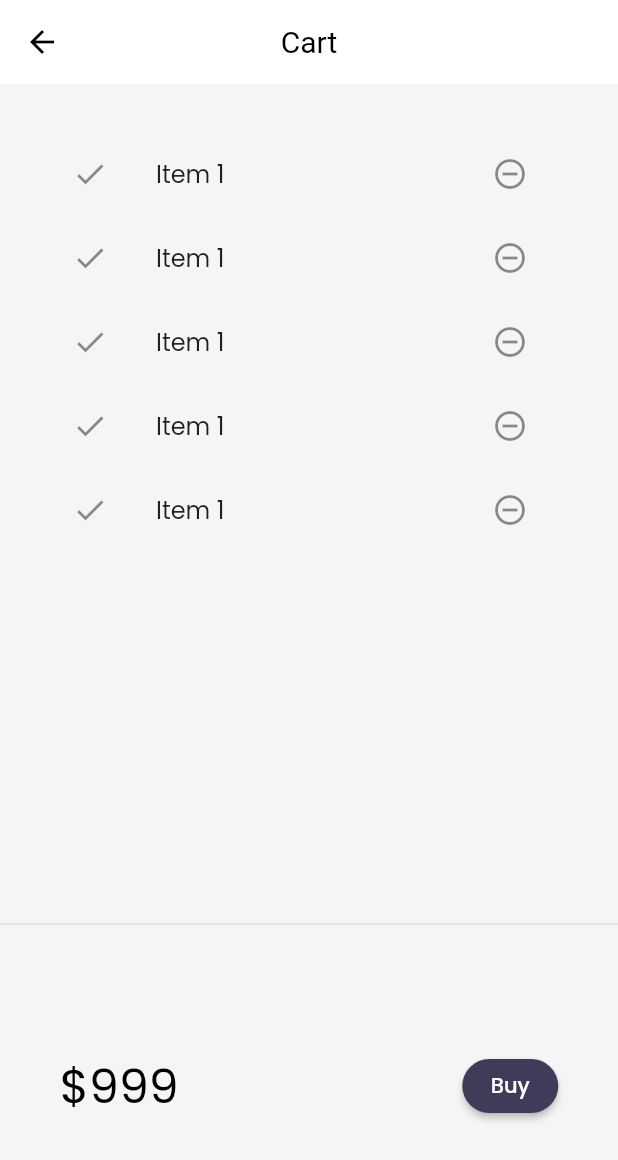
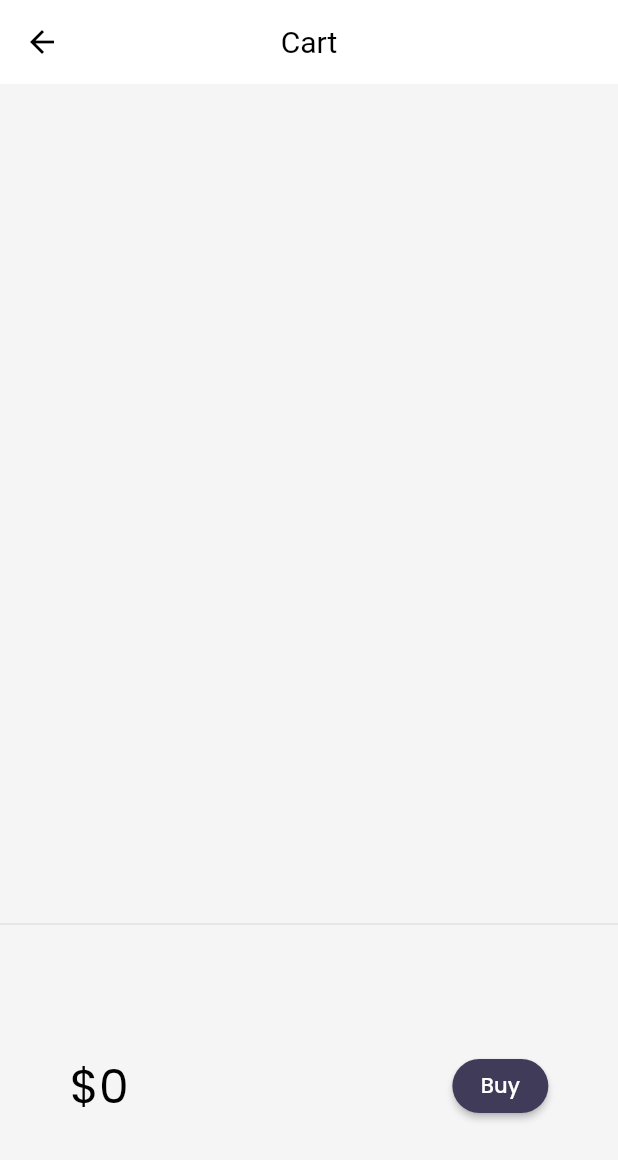
Before and after one commit to ShouryaTyagi042/catalog_app, a Flutter app: the HomePage screen opened by its route, after a tap on an icon or button, on a phone screen of 412 x 824 dp. Shown: the top 1160 px of the screen. Run offline on Flutter 3.47's test engine with Material 2 defaults, Android fonts, the light colour scheme and no system bars; our stand-ins replace google_fonts, velocity_x; network calls fail.

Commit message:
fixed some issues caused by the refactor of model folder.

```diff
--- a/lib/models/cart.dart
+++ b/lib/models/cart.dart
@@ -15,6 +15,10 @@ class CartModel {
   num get totalPrice =>
       items.fold(0, (total, current) => total + current.price);
 
+  set catalog(CatalogModel catalog) {
+    _catalog = catalog;
+  }
+
   // Add Item
   void add(Item item) {
     _itemIds.add(item.id);
--- a/lib/models/catalog.dart
+++ b/lib/models/catalog.dart
@@ -4,7 +4,6 @@ class CatalogModel {
   static  List<Item>? items ;
   Item getById(int id) =>
       items!.firstWhere((element) => element.id == id);
-
 }
 
 class Item {
--- a/lib/pages/cart_page.dart
+++ b/lib/pages/cart_page.dart
@@ -1,4 +1,5 @@
 import 'package:flutter/material.dart';
+import 'package:flutter_catalog_app/models/cart.dart';
 import 'package:flutter_catalog_app/utils/themes.dart';
 import 'package:velocity_x/velocity_x.dart';
 
@@ -29,12 +30,13 @@ class _CartTotal extends StatelessWidget {
 
   @override
   Widget build(BuildContext context) {
+    final cart = CartModel() ;
     return SizedBox(
       height: 200,
       child: Row(
         mainAxisAlignment: MainAxisAlignment.spaceAround,
         children: [
-          "\$999".text.xl4.make(),
+          "\$${cart.totalPrice}".text.xl4.make(),
           30.widthBox,
           ElevatedButton(
               onPressed:() {
@@ -59,11 +61,12 @@ class _CartList extends StatefulWidget {
 class _CartListState extends State<_CartList> {
   @override
   Widget build(BuildContext context) {
-    return ListView.builder(itemCount: 5, itemBuilder: (context,index) => ListTile(
+    final  cart = CartModel() ;
+    return ListView.builder(itemCount: cart.items.length , itemBuilder: (context,index) => ListTile(
       leading: const  Icon(Icons.done),
       trailing: IconButton(icon: const Icon(Icons.remove_circle_outline),
       onPressed: (){} ,),
-      title: "Item 1".text.make(),
+      title: cart.items[index].name.text.make(),
     ));
   }
 }
--- a/lib/pages/home_details_page.dart
+++ b/lib/pages/home_details_page.dart
@@ -1,5 +1,5 @@
 import 'package:flutter/material.dart';
-import 'package:flutter_catalog_app/Models/catalog.dart';
+import 'package:flutter_catalog_app/models/catalog.dart';
 import 'package:flutter_catalog_app/utils/themes.dart';
 import 'package:velocity_x/velocity_x.dart';
 
--- a/lib/pages/home_page.dart
+++ b/lib/pages/home_page.dart
@@ -3,7 +3,7 @@ import 'dart:convert';
 import 'package:flutter/cupertino.dart';
 import 'package:flutter/material.dart';
 import 'package:flutter/services.dart';
-import 'package:flutter_catalog_app/Models/catalog.dart';
+import 'package:flutter_catalog_app/models/catalog.dart';
 import 'package:flutter_catalog_app/utils/routes.dart';
 import 'package:velocity_x/velocity_x.dart';
 
@@ -53,8 +53,8 @@ class _HomePageState extends State<HomePage> {
                 if (CatalogModel.items != null)
                   const CatalogList().expand()
                 else
-                  const Center(
-                    child: CircularProgressIndicator(),
+                   Center(
+                    child: const  CircularProgressIndicator().centered().expand(),
                   )
               ],
             ),
--- a/lib/utils/themes.dart
+++ b/lib/utils/themes.dart
@@ -10,7 +10,7 @@ class MyTheme {
         primary: darkBluishColor
       ),
       textTheme: const TextTheme(bodyMedium: TextStyle(color: Vx.black )),
-      cardColor: Colors.white,
+      cardColor: creamColor,
       canvasColor: creamColor,
       appBarTheme: const AppBarTheme(
           color: Colors.white,
--- a/lib/widgets/home_widgets/catalog_list.dart
+++ b/lib/widgets/home_widgets/catalog_list.dart
@@ -1,7 +1,9 @@
 import 'package:flutter/material.dart';
+import 'package:flutter_catalog_app/models/cart.dart';
 import 'package:flutter_catalog_app/pages/home_details_page.dart';
+import 'package:flutter_catalog_app/utils/themes.dart';
 import 'package:velocity_x/velocity_x.dart';
-import '../../Models/catalog.dart';
+import '../../models/catalog.dart';
 import 'catalog_image.dart';
 
 class CatalogList extends StatelessWidget {
@@ -11,7 +13,7 @@ class CatalogList extends StatelessWidget {
   Widget build(BuildContext context) {
     return ListView.builder(
       shrinkWrap: true,
-      itemCount: CatalogModel.items?.length,
+      itemCount: CatalogModel.items?.length ?? 0,
       itemBuilder: (context, index) {
         final catalog = CatalogModel.items![index];
         return InkWell(
@@ -46,23 +48,50 @@ class CatalogItem extends StatelessWidget {
           crossAxisAlignment: CrossAxisAlignment.start,
           mainAxisAlignment: MainAxisAlignment.center,
           children: [
-            catalog.name.text.bold.xl.make(),
+            catalog.name.text.color(MyTheme.darkBluishColor).bold.xl.make(),
             catalog.desc.text.textStyle(context.captionStyle).make(),
             ButtonBar(
               alignment: MainAxisAlignment.spaceBetween,
               children: [
                 "\$${catalog.price}".text.bold.make(),
-                ElevatedButton(
-                    onPressed: () {},
-                    style: ButtonStyle(
-                        shape:
-                            MaterialStateProperty.all(const StadiumBorder())),
-                    child: "Add to Cart".text.make())
+                AddToCart(catalog : catalog)
               ],
             )
           ],
         ))
       ],
-    )).rounded.square(150).make().py16().pOnly(right: 5);
+    )).color(Colors.white).rounded.square(150).make().py16().pOnly(right: 5);
   }
 }
+
+class AddToCart extends StatefulWidget {
+  final Item catalog ;
+  const AddToCart({
+    super.key, required this.catalog,
+  });
+
+  @override
+  State<AddToCart> createState() => _AddToCartState();
+}
+
+class _AddToCartState extends State<AddToCart> {
+  bool isAdded = false ;
+  @override
+  Widget build(BuildContext context) {
+    return ElevatedButton(
+        onPressed: () {
+          isAdded = isAdded.toggle() ;
+          final catalog = CatalogModel() ;
+          final cart = CartModel() ;
+          cart.catalog = catalog ;
+          cart.add(widget.catalog) ;
+           setState(() {
+
+          });
+         },
+        style: ButtonStyle(
+            shape:
+                MaterialStateProperty.all(const StadiumBorder())),
+        child: isAdded? const Icon(Icons.done) : "Add to Cart".text.make());
+  }
+}
```
